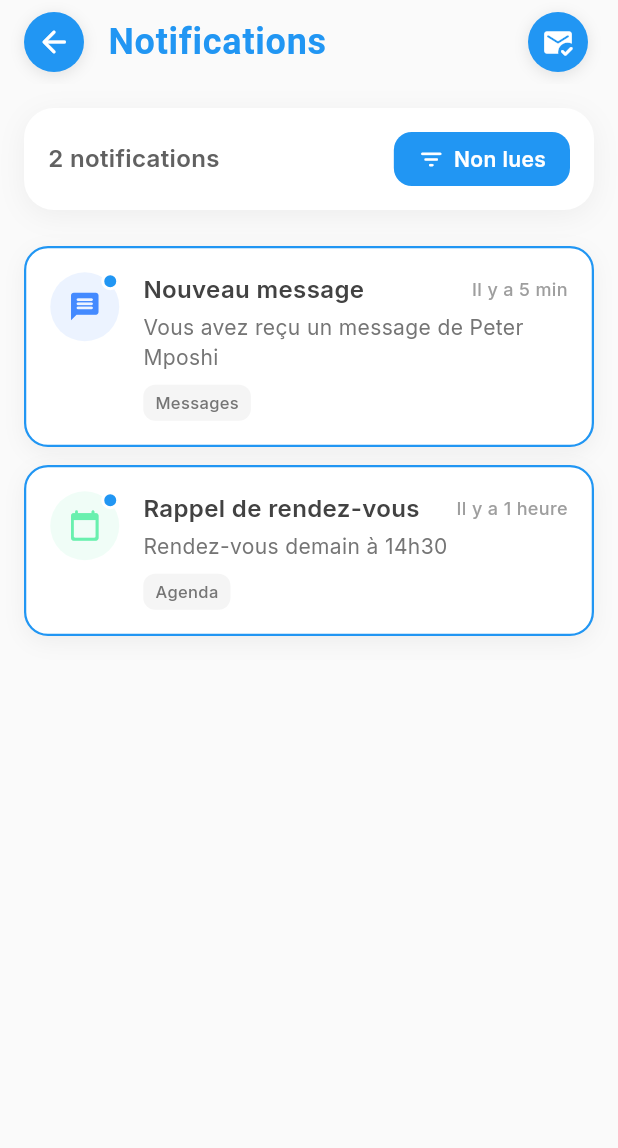
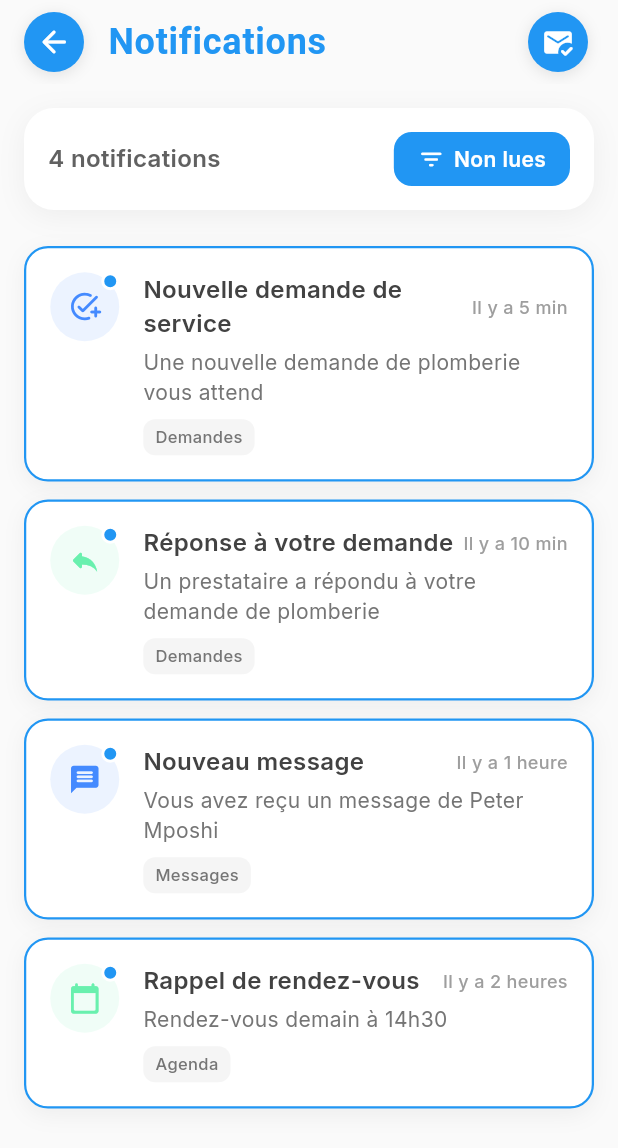
Before and after one commit to EThys/casaRevolution, a Flutter app: the NotificationsPage screen opened directly, after a tap on "Non lues", on a phone screen of 412 x 824 dp. Shown: the top 1148 px of the screen. Run offline on Flutter 3.47's test engine with Material 3 defaults, Android fonts, the phone set to English and light mode, and no system bars; our stand-ins replace cached_network_image, connectivity_plus, file_picker, firebase_analytics, firebase_core, firebase_crashlytics and 15 more; missing offline and left inert: firebase_performance; accounts and stored records are empty; network calls fail.

Commit message:
feat: Améliorer NotificationPage avec navigation vers service requests

```diff
--- a/lib/screens/NotificationPage.dart
+++ b/lib/screens/NotificationPage.dart
@@ -1,4 +1,7 @@
 import 'package:flutter/material.dart';
+import '../utils/Routes.dart';
+import '../models/ServiceRequestModel.dart';
+import 'ServiceRequestDetailPage.dart';
 
 class NotificationsPage extends StatefulWidget {
   const NotificationsPage({Key? key}) : super(key: key);
@@ -11,26 +14,64 @@ class _NotificationsPageState extends State<NotificationsPage> {
   final List<NotificationItem> _notifications = [
     NotificationItem(
       id: '1',
+      title: 'Nouvelle demande de service',
+      description: 'Une nouvelle demande de plomberie vous attend',
+      time: 'Il y a 5 min',
+      icon: Icons.add_task_rounded,
+      iconColor: Colors.blueAccent,
+      isRead: false,
+      category: 'Demandes',
+      type: NotificationType.serviceRequest,
+      data: {'requestId': 1},
+    ),
+    NotificationItem(
+      id: '2',
+      title: 'Réponse à votre demande',
+      description: 'Un prestataire a répondu à votre demande de plomberie',
+      time: 'Il y a 10 min',
+      icon: Icons.reply_rounded,
+      iconColor: Colors.greenAccent,
+      isRead: false,
+      category: 'Demandes',
+      type: NotificationType.serviceResponse,
+      data: {'requestId': 2},
+    ),
+    NotificationItem(
+      id: '3',
+      title: 'Demande acceptée',
+      description: 'Votre réponse a été acceptée par le client',
+      time: 'Il y a 15 min',
+      icon: Icons.check_circle_rounded,
+      iconColor: Colors.greenAccent,
+      isRead: true,
+      category: 'Demandes',
+      type: NotificationType.serviceAccepted,
+      data: {'requestId': 3},
+    ),
+    NotificationItem(
+      id: '4',
       title: 'Nouveau message',
       description: 'Vous avez reçu un message de Peter Mposhi',
-      time: 'Il y a 5 min',
+      time: 'Il y a 1 heure',
       icon: Icons.message_rounded,
       iconColor: Colors.blueAccent,
       isRead: false,
       category: 'Messages',
+      type: NotificationType.message,
     ),
     NotificationItem(
-      id: '2',
+      id: '5',
       title: 'Rappel de rendez-vous',
       description: 'Rendez-vous demain à 14h30',
-      time: 'Il y a 1 heure',
+      time: 'Il y a 2 heures',
       icon: Icons.calendar_today_rounded,
       iconColor: Colors.greenAccent,
       isRead: false,
       category: 'Agenda',
+      type: NotificationType.appointment,
     ),
     NotificationItem(
-      id: '3',
+      id: '6',
       title: 'Paiement confirmé',
       description: 'Votre paiement de 149\$ a été accepté',
       time: 'Il y a 3 heures',
@@ -38,9 +79,10 @@ class _NotificationsPageState extends State<NotificationsPage> {
       iconColor: Colors.greenAccent,
       isRead: true,
       category: 'Finances',
+      type: NotificationType.payment,
     ),
     NotificationItem(
-      id: '4',
+      id: '7',
       title: 'Sécurité',
       description: 'Connexion détectée depuis un nouvel appareil',
       time: 'Il y a 6 heures',
@@ -48,9 +90,10 @@ class _NotificationsPageState extends State<NotificationsPage> {
       iconColor: Colors.orangeAccent,
       isRead: true,
       category: 'Sécurité',
+      type: NotificationType.security,
     ),
     NotificationItem(
-      id: '5',
+      id: '8',
       title: 'Promotion spéciale',
       description: 'Profitez de -30% sur tous les services ce week-end',
       time: 'Il y a 1 jour',
@@ -58,9 +101,10 @@ class _NotificationsPageState extends State<NotificationsPage> {
       iconColor: Colors.purpleAccent,
       isRead: true,
       category: 'Promotions',
+      type: NotificationType.promotion,
     ),
     NotificationItem(
-      id: '6',
+      id: '9',
       title: 'Mise à jour disponible',
       description: 'Nouvelle version de l\'application Casa',
       time: 'Il y a 2 jours',
@@ -68,6 +112,7 @@ class _NotificationsPageState extends State<NotificationsPage> {
       iconColor: Colors.blueAccent,
       isRead: true,
       category: 'Système',
+      type: NotificationType.system,
     ),
   ];
 
@@ -285,6 +330,38 @@ class _NotificationsPageState extends State<NotificationsPage> {
     );
   }
 
+  void _handleNotificationTap(NotificationItem notification) {
+    // Marquer comme lu
+    if (!notification.isRead) {
+      _toggleReadStatus(notification.id);
+    }
+
+    // Navigation selon le type
+    switch (notification.type) {
+      case NotificationType.serviceRequest:
+      case NotificationType.serviceResponse:
+      case NotificationType.serviceAccepted:
+      case NotificationType.serviceCompleted:
+        if (notification.data != null && notification.data!['requestId'] != null) {
+          final requestId = notification.data!['requestId'];
+          // TODO: Charger la demande depuis l'API ou passer l'objet complet
+          // Pour l'instant, on simule avec un objet minimal
+          Navigator.push(
+            context,
+            MaterialPageRoute(
+              builder: (_) => ServiceRequestDetailPage(
+                request: ServiceRequestModel(requestId: requestId),
+              ),
+            ),
+          );
+        }
+        break;
+      default:
+        // Autres types de notifications - pas de navigation spéciale
+        break;
+    }
+  }
+
   Widget _buildNotificationCard(NotificationItem notification) {
     return Dismissible(
       key: Key(notification.id),
@@ -304,7 +381,10 @@ class _NotificationsPageState extends State<NotificationsPage> {
         ),
       ),
       onDismissed: (direction) => _deleteNotification(notification.id),
-      child: Container(
+      child: InkWell(
+        onTap: () => _handleNotificationTap(notification),
+        borderRadius: BorderRadius.circular(16),
+        child: Container(
         margin: EdgeInsets.only(bottom: 12),
         padding: EdgeInsets.all(16),
         decoration: BoxDecoration(
@@ -415,6 +495,7 @@ class _NotificationsPageState extends State<NotificationsPage> {
             ),
           ],
         ),
+        ),
       ),
     );
   }
@@ -463,6 +544,19 @@ class _NotificationsPageState extends State<NotificationsPage> {
   }
 }
 
+enum NotificationType {
+  message,
+  appointment,
+  payment,
+  security,
+  promotion,
+  system,
+  serviceRequest, // Nouvelle demande de service
+  serviceResponse, // Nouvelle réponse à une demande
+  serviceAccepted, // Demande acceptée
+  serviceCompleted, // Service terminé
+}
+
 class NotificationItem {
   final String id;
   final String title;
@@ -472,6 +566,8 @@ class NotificationItem {
   final Color iconColor;
   bool isRead;
   final String category;
+  final NotificationType type;
+  final Map<String, dynamic>? data; // Données pour navigation (ex: requestId)
 
   NotificationItem({
     required this.id,
@@ -482,6 +578,8 @@ class NotificationItem {
     required this.iconColor,
     required this.isRead,
     required this.category,
+    this.type = NotificationType.system,
+    this.data,
   });
 }
 
```
